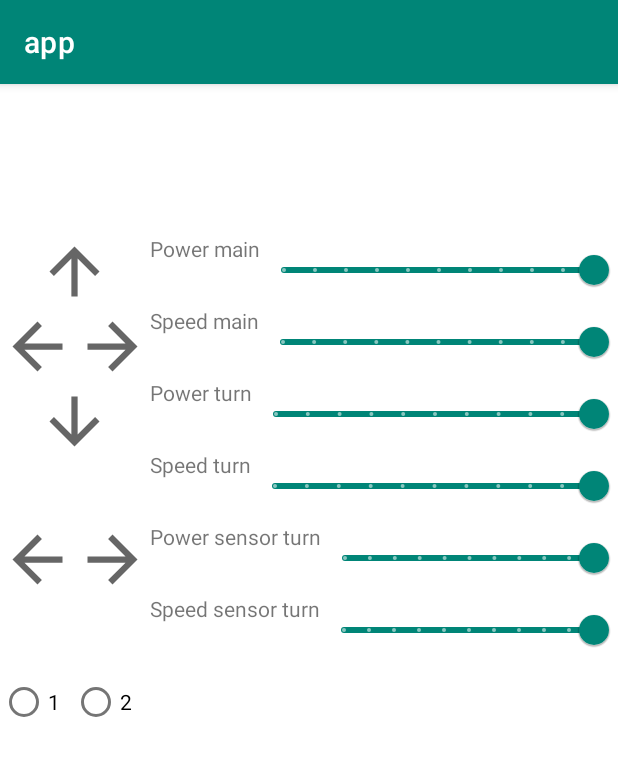
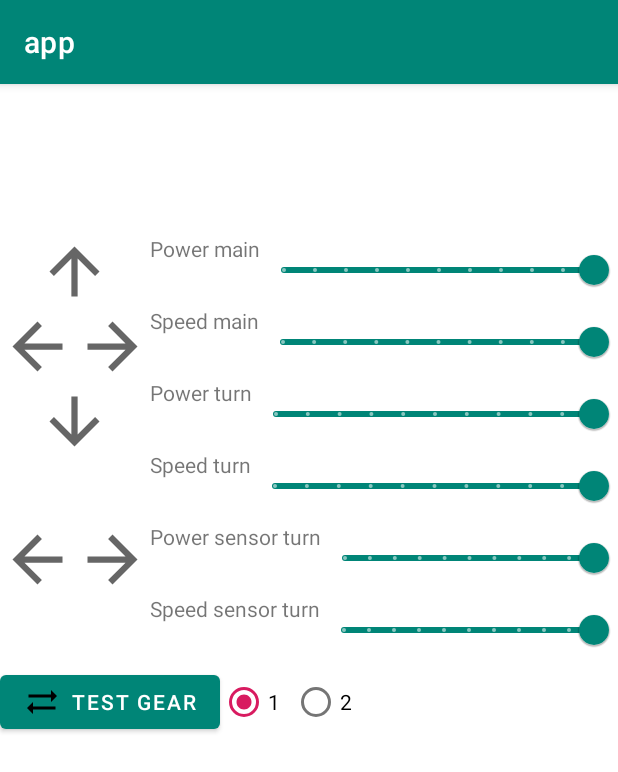
Before and after one commit to pawel31bielsko/MindstormsFSD, an Android app: the screen it shows after launch (MainActivity), on a phone screen of 412 x 824 dp. Shown: the top 772 px of the screen. Run offline under Robolectric (Android 15) with nearby library versions, the phone set to English and light mode, and no system bars; plain views replace Joystick; 1 statement that could not run was skipped.

Commit message:
Gerab box, version 1
Enable to init gera box on start (set to gear 1), add button to change gears.

```diff
--- a/androidApp/app/src/main/java/it/unive/dais/legodroid/app/MainActivity.java
+++ b/androidApp/app/src/main/java/it/unive/dais/legodroid/app/MainActivity.java
@@ -3,7 +3,10 @@ package it.unive.dais.legodroid.app;
 import android.os.Bundle;
 import android.util.Log;
 import android.view.MotionEvent;
+import android.widget.Button;
 import android.widget.ImageButton;
+import android.widget.RadioButton;
+import android.widget.RadioGroup;
 import android.widget.TextView;
 
 import androidx.appcompat.app.AppCompatActivity;
@@ -39,7 +42,12 @@ public class MainActivity extends AppCompatActivity {
     private ImageButton turnSensorLeftButton;
     private ImageButton turnSensorRightButton;
     private Slider turnSensorSpeedSlider;
-    private  Slider turnSensorPowerSlider;
+    private Slider turnSensorPowerSlider;
+    private RadioButton gearOneRadio;
+    private RadioButton gearTwoRadio;
+    private RadioGroup gearRadioGroup;
+
+    private Button syncGearButton;
     // quick wrapper for accessing the private field MainActivity.motor only when not-null; also ignores any exception thrown
 
 
@@ -49,33 +57,37 @@ public class MainActivity extends AppCompatActivity {
         setContentView(R.layout.activity_main);
         this.sensorView = findViewById(R.id.sensorView);
         forwardButton = (ImageButton) findViewById(R.id.forward);
-        backwardButton = (ImageButton)findViewById(R.id.backwardButton);
+        backwardButton = (ImageButton) findViewById(R.id.backwardButton);
         mainEnginePowerSlider = (Slider) findViewById(R.id.drivePowerSlider);
-        mainEngineSpeedSlider = (Slider)findViewById(R.id.driveSpeedSlider);
+        mainEngineSpeedSlider = (Slider) findViewById(R.id.driveSpeedSlider);
 
-        leftButton = (ImageButton)findViewById(R.id.leftButton);
+        leftButton = (ImageButton) findViewById(R.id.leftButton);
         rightButton = (ImageButton) findViewById(R.id.rightButton);
-        turnEngineSpeedSlider = (Slider)findViewById(R.id.turnSpeedSlider);
-        turnEnginePowerSlider = (Slider)findViewById(R.id.turnPowerSlider);
+        turnEngineSpeedSlider = (Slider) findViewById(R.id.turnSpeedSlider);
+        turnEnginePowerSlider = (Slider) findViewById(R.id.turnPowerSlider);
 
         turnSensorLeftButton = (ImageButton) findViewById(R.id.turnSensorLeftButton);
         turnSensorRightButton = (ImageButton) findViewById(R.id.turnSensorRightButton);
-        turnSensorPowerSlider = (Slider)findViewById(R.id.turnSensorPowerSlider);
+        turnSensorPowerSlider = (Slider) findViewById(R.id.turnSensorPowerSlider);
         turnSensorSpeedSlider = (Slider) findViewById(R.id.turnSensorSpeedSlider);
+        syncGearButton = (Button) findViewById(R.id.syncGearButton);
+        gearOneRadio = (RadioButton)  findViewById(R.id.radioGearOne);
+        gearTwoRadio = (RadioButton) findViewById(R.id.radioGearTwo);
+        gearRadioGroup = (RadioGroup) findViewById(R.id.gearRadioGroup);
 
         try {
-            this.teslaSteering = new TeslaSteering("EV3",new OnSensorChangedListener() {
+            this.teslaSteering = new TeslaSteering("EV3", new OnSensorChangedListener() {
                 @Override
                 public void onUltrasonicChanged(int distance) {
                     Log.d(TAG, String.format("New distance %d", distance));
-                    statusMap.put("distance",distance);
+                    statusMap.put("distance", distance);
                     printSensors();
                 }
 
                 @Override
                 public void onTouchSensorChanged(boolean isPressed) {
                     Log.d(TAG, String.format("Is pressed changed: %b", isPressed));
-                    statusMap.put("isPressed",isPressed);
+                    statusMap.put("isPressed", isPressed);
                     printSensors();
                 }
             }, r -> this.runOnUiThread(r));
@@ -84,12 +96,17 @@ public class MainActivity extends AppCompatActivity {
             e.printStackTrace();
         }
 
-        forwardButton.setOnTouchListener((v,e) ->drive(e,1));
-        backwardButton.setOnTouchListener((v,e) ->drive(e,-1));
-        leftButton.setOnTouchListener((v,e) -> turn(e,-1));
-        rightButton.setOnTouchListener((v,e) -> turn(e,1));
-        turnSensorRightButton.setOnTouchListener((v,e) -> turnSensors(e,1));
-        turnSensorLeftButton.setOnTouchListener((v,e) -> turnSensors(e,-1));
+        forwardButton.setOnTouchListener((v, e) -> drive(e, 1));
+        backwardButton.setOnTouchListener((v, e) -> drive(e, -1));
+        leftButton.setOnTouchListener((v, e) -> turn(e, -1));
+        rightButton.setOnTouchListener((v, e) -> turn(e, 1));
+        turnSensorRightButton.setOnTouchListener((v, e) -> turnSensors(e, 1));
+        turnSensorLeftButton.setOnTouchListener((v, e) -> turnSensors(e, -1));
+        syncGearButton.setOnClickListener((v) -> teslaSteering.testGear());
+        gearRadioGroup.setOnCheckedChangeListener((group, checkedId) -> {
+            int gear = checkedId == R.id.radioGearOne ?1:2;
+            this.teslaSteering.changeGear(gear);
+        });
 
 
 //        Joystick joystick = (Joystick) findViewById(R.id.joystick);
@@ -116,7 +133,7 @@ public class MainActivity extends AppCompatActivity {
 //        });
     }
 
-    private void  printSensors(){
+    private void printSensors() {
         try {
             sensorView.setText(new JSONObject(statusMap).toString(3));
         } catch (JSONException e) {
@@ -124,30 +141,30 @@ public class MainActivity extends AppCompatActivity {
         }
     }
 
-    private boolean drive(MotionEvent e, int direction){
-        if(e.getAction() == MotionEvent.ACTION_DOWN){
-            this.teslaSteering.drive((int)mainEngineSpeedSlider.getValue(),(int) mainEnginePowerSlider.getValue(), direction );
-        }else if(e.getAction() == MotionEvent.ACTION_UP){
+    private boolean drive(MotionEvent e, int direction) {
+        if (e.getAction() == MotionEvent.ACTION_DOWN) {
+            this.teslaSteering.drive((int) mainEngineSpeedSlider.getValue(), (int) mainEnginePowerSlider.getValue(), direction);
+        } else if (e.getAction() == MotionEvent.ACTION_UP) {
             this.teslaSteering.stopDriving();
         }
-        return  true;
+        return true;
     }
 
-    private boolean turn(MotionEvent e, int direction){
-        if(e.getAction() == MotionEvent.ACTION_DOWN){
-            this.teslaSteering.turn((int)turnEngineSpeedSlider.getValue(),(int) turnEnginePowerSlider.getValue(), direction );
-        }else if(e.getAction() == MotionEvent.ACTION_UP){
+    private boolean turn(MotionEvent e, int direction) {
+        if (e.getAction() == MotionEvent.ACTION_DOWN) {
+            this.teslaSteering.turn((int) turnEngineSpeedSlider.getValue(), (int) turnEnginePowerSlider.getValue(), direction);
+        } else if (e.getAction() == MotionEvent.ACTION_UP) {
             this.teslaSteering.stopTurning();
         }
-        return  true;
+        return true;
     }
 
-    private boolean turnSensors(MotionEvent e, int direction){
-        if(e.getAction() == MotionEvent.ACTION_DOWN){
-            this.teslaSteering.turnSensors((int)turnSensorSpeedSlider.getValue(),(int) turnSensorPowerSlider.getValue(), direction );
-        }else if(e.getAction() == MotionEvent.ACTION_UP){
+    private boolean turnSensors(MotionEvent e, int direction) {
+        if (e.getAction() == MotionEvent.ACTION_DOWN) {
+            this.teslaSteering.turnSensors((int) turnSensorSpeedSlider.getValue(), (int) turnSensorPowerSlider.getValue(), direction);
+        } else if (e.getAction() == MotionEvent.ACTION_UP) {
             this.teslaSteering.stopTurningSensors();
         }
-        return  true;
+        return true;
     }
 }
--- /dev/null
+++ b/androidApp/app/src/main/res/drawable/ic_sync_alt_24px.xml
@@ -0,0 +1,12 @@
+<vector xmlns:android="http://schemas.android.com/apk/res/android"
+    android:width="24dp"
+    android:height="24dp"
+    android:viewportWidth="24"
+    android:viewportHeight="24">
+  <path
+      android:fillColor="#FF000000"
+      android:pathData="M22,8l-4,-4v3H3v2h15v3L22,8z"/>
+  <path
+      android:fillColor="#FF000000"
+      android:pathData="M2,16l4,4v-3h15v-2H6v-3L2,16z"/>
+</vector>
--- a/androidApp/app/src/main/res/layout/activity_main.xml
+++ b/androidApp/app/src/main/res/layout/activity_main.xml
@@ -233,15 +233,27 @@
             android:layout_width="wrap_content"
             android:layout_height="wrap_content"
             android:orientation="horizontal">
+            <Button
+                android:id="@+id/syncGearButton"
+                android:layout_width="wrap_content"
+                android:layout_height="match_parent"
+                android:text="Test gear"
+                android:drawableLeft="@drawable/ic_sync_alt_24px">
+            </Button>
             <RadioGroup
+                android:id="@+id/gearRadioGroup"
                 android:layout_width="wrap_content"
                 android:layout_height="wrap_content"
                 android:orientation="horizontal">
                 <RadioButton android:text="1"
+                    android:id="@+id/radioGearOne"
                     android:layout_height="wrap_content"
-                    android:layout_width="wrap_content">
+                    android:layout_width="wrap_content"
+                    android:checked="true">
                 </RadioButton>
-                <RadioButton android:text="2"
+                <RadioButton
+                    android:id="@+id/radioGearTwo"
+                    android:text="2"
                     android:layout_height="wrap_content"
                     android:layout_width="wrap_content">
                 </RadioButton>
```
Also changed, not shown: androidApp/app/src/main/java/it/unive/dais/legodroid/app/ChangeDetector.java (+7 -3 lines), androidApp/app/src/main/java/it/unive/dais/legodroid/app/TeslaSteering.java (+45 -2 lines).
